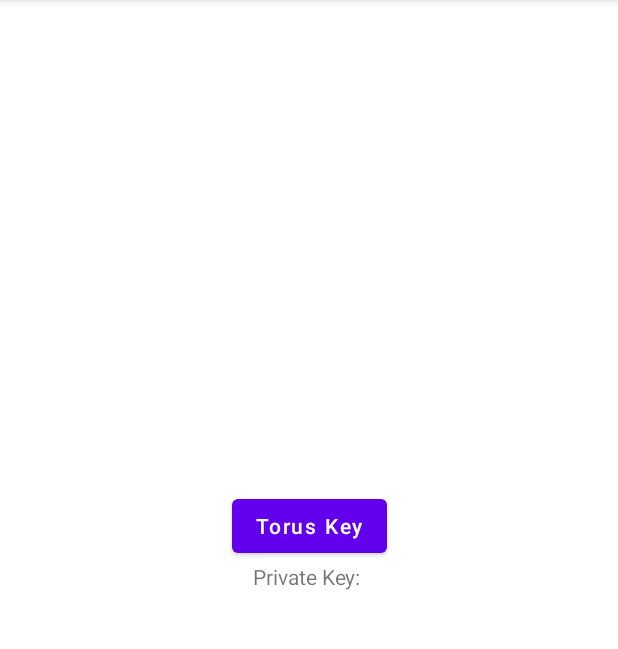
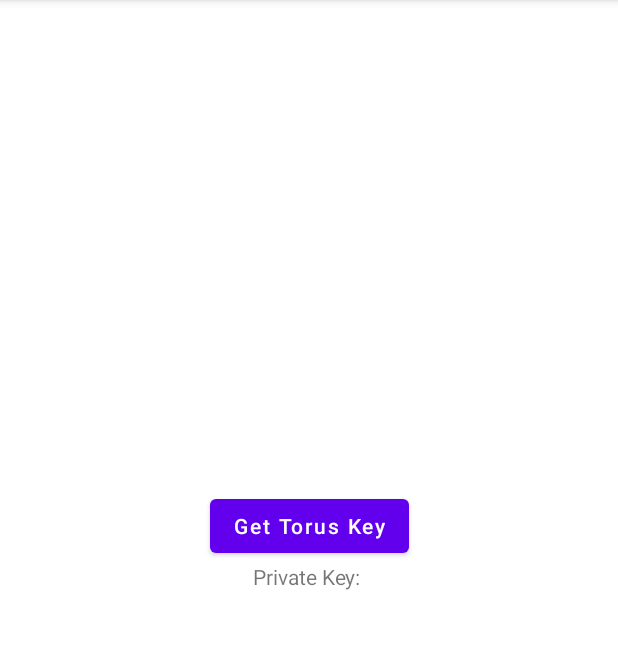
Before and after one commit to jonbation/friendly-meme, an Android app: the screen it shows after launch (MainActivity), on a phone screen of 412 x 824 dp, the part 84-733 px from its top. Run offline under Robolectric (Android 15) with nearby library versions, the phone set to English and light mode, and no system bars; libraries missing offline, so code that uses them is left out: com.auth0.jwt, org.torusresearch.fetchnodedetails; 5 statements that could not run were skipped.

Commit message:
Code refactoring

```diff
--- a/app/src/main/res/layout/activity_main.xml
+++ b/app/src/main/res/layout/activity_main.xml
@@ -21,7 +21,7 @@
         android:id="@+id/btnTorusKey"
         android:layout_width="wrap_content"
         android:layout_height="wrap_content"
-        android:text="Torus Key"
+        android:text="Get Torus Key"
         android:textAllCaps="false"
         app:layout_constraintEnd_toEndOf="parent"
         app:layout_constraintStart_toStartOf="parent"
```
